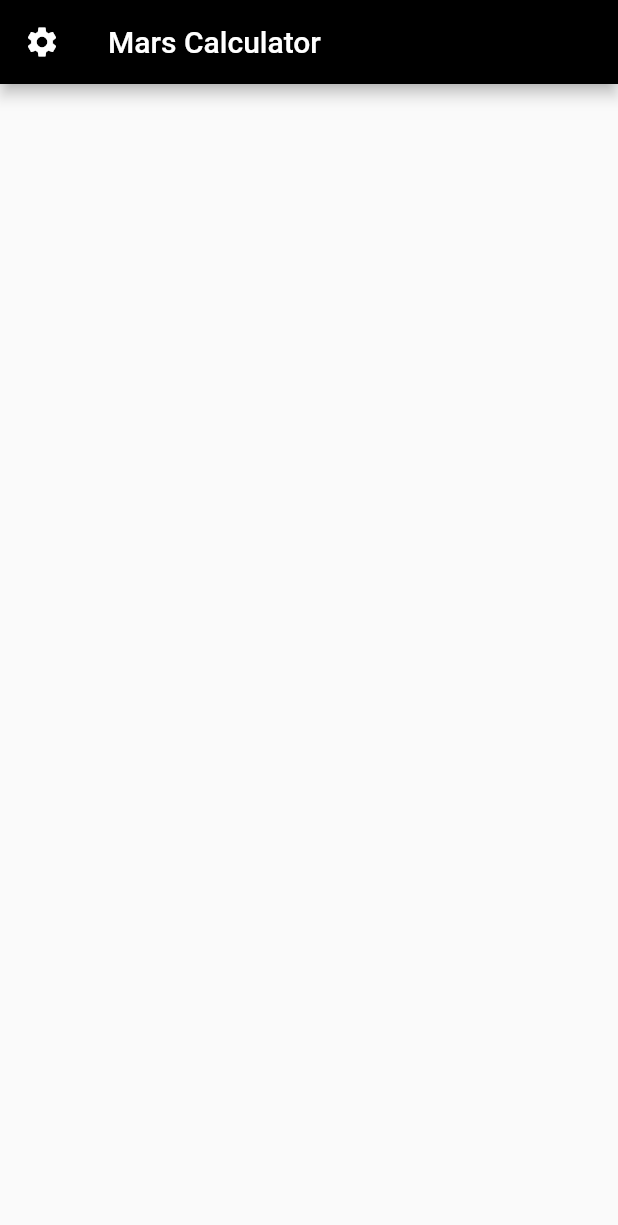
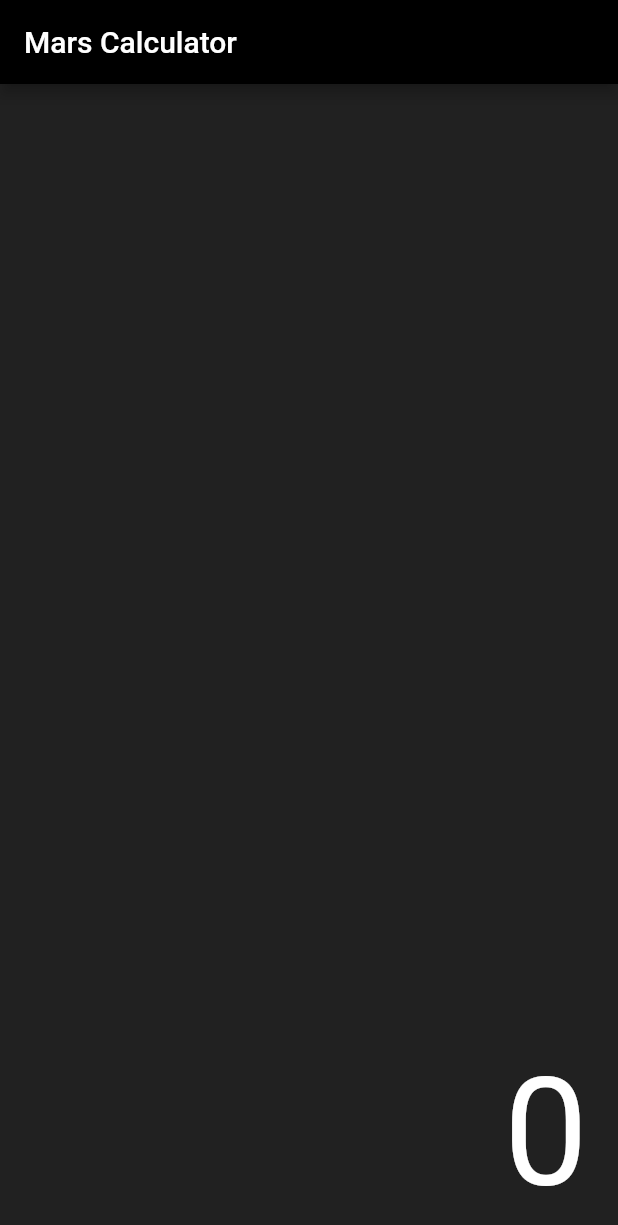
Before and after one commit to AlvinSetyaPranata/Mars-Calculator, a Flutter app: the screen it shows after launch, on a phone screen of 412 x 824 dp. Shown: the top 1225 px of the screen. Run offline on Flutter 3.47's test engine with Material 2 defaults, Android fonts, the phone set to English and light mode, and no system bars.

Commit message:
Created base layout for view scroll

```diff
--- a/lib/main.dart
+++ b/lib/main.dart
@@ -1,16 +1,64 @@
 import 'package:flutter/material.dart';
 
-void main() => runApp(MaterialApp(
-      home: Scaffold(
-        appBar: AppBar(
-          title: Text(
-            'Mars Calculator',
-          ),
-          leading: IconButton(
-            icon: Icon(Icons.settings, color: Colors.white),
-            onPressed: () {},
-          ),
-          backgroundColor: Colors.black,
+void main() => runApp(App());
+
+class App extends StatelessWidget {
+  @override
+  Widget build(BuildContext context) {
+    return MaterialApp(
+      debugShowCheckedModeBanner: false,
+      home: Calculator(),
+      theme: ThemeData(scaffoldBackgroundColor: Colors.grey[900]),
+    );
+  }
+}
+
+class Calculator extends StatefulWidget {
+  @override
+  _CalculatorState createState() => _CalculatorState();
+}
+
+class _CalculatorState extends State<Calculator> {
+  Widget Button() {
+    return Container(
+        child: ElevatedButton(
+      onPressed: null,
+      child: null,
+    ));
+  }
+
+  @override
+  Widget build(BuildContext context) {
+    return Scaffold(
+      appBar: AppBar(
+        title: Text('Mars Calculator'),
+        backgroundColor: Colors.black,
+      ),
+      body: Padding(
+        padding: EdgeInsets.symmetric(horizontal: 10),
+        child: Column(
+          mainAxisAlignment: MainAxisAlignment.end,
+          children: [
+            Row(
+              mainAxisAlignment: MainAxisAlignment.end,
+              children: [
+                Padding(
+                  padding: EdgeInsetsDirectional.all(10.0),
+                  child: Text(
+                    '0',
+                    textAlign: TextAlign.left,
+                    style: TextStyle(color: Colors.white, fontSize: 100),
+                  ),
+                )
+              ],
+            ),
+            Row(
+              mainAxisAlignment: MainAxisAlignment.spaceEvenly,
+              children: [],
+            )
+          ],
         ),
       ),
-    ));
+    );
+  }
+}
```
Also changed, not shown: 2 other files.
